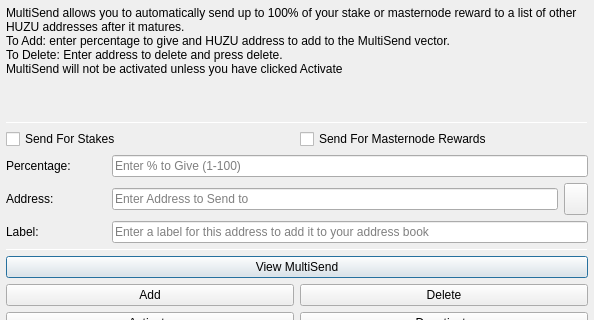
This is src/qt/forms/multisenddialog.ui in unigrid-project/daemon as Qt 5 draws it before an edit; both pictures show x 0 to 594 and y 0 to 320 of the 594 by 526 pixel window. The edited form follows.
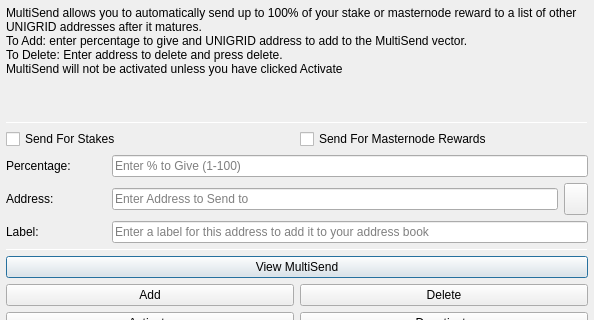
This is the edited form. Icons and pictures are not drawn.

Commit message: Migrate the whole repository to the UNIGRID brand

Diff of the .ui file:
```diff
--- a/src/qt/forms/multisenddialog.ui
+++ b/src/qt/forms/multisenddialog.ui
@@ -37,8 +37,8 @@
         <number>1</number>
        </property>
        <property name="text">
-        <string>MultiSend allows you to automatically send up to 100% of your stake or masternode reward to a list of other HUZU addresses after it matures.
-To Add: enter percentage to give and HUZU address to add to the MultiSend vector.
+        <string>MultiSend allows you to automatically send up to 100% of your stake or masternode reward to a list of other UNIGRID addresses after it matures.
+To Add: enter percentage to give and UNIGRID address to add to the MultiSend vector.
 To Delete: Enter address to delete and press delete.
 MultiSend will not be activated unless you have clicked Activate</string>
        </property>
```
Left out of the diff: 4 changed lines with no effect on the pictures. The commit also changes 587 other files.
